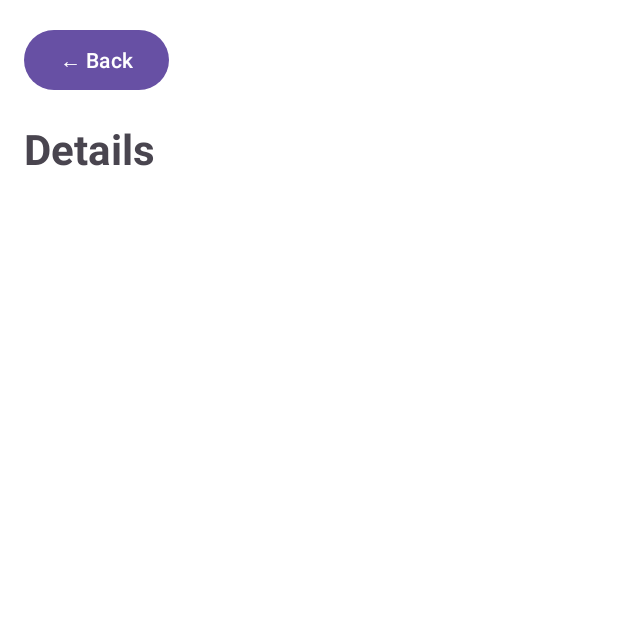
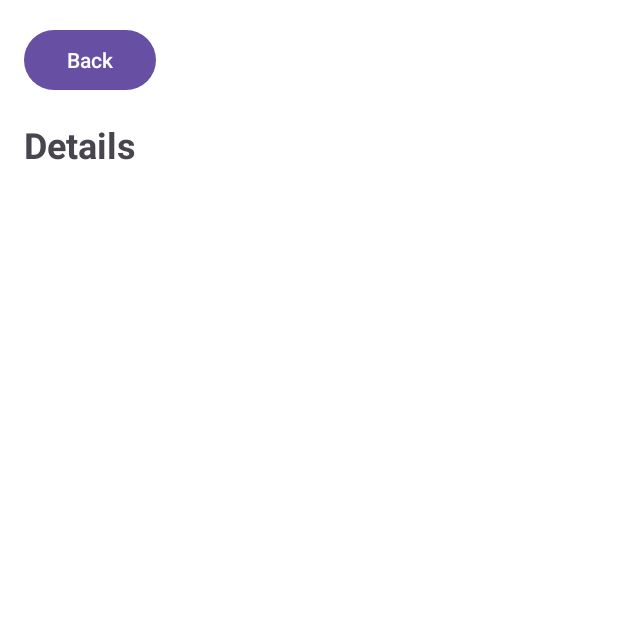
Before and after one commit to Niskarsh-Shrestha/S8090565_Assignment2, an Android app: the DetailActivity screen opened directly, with no data from a screen before it, on a phone screen of 412 x 824 dp, the top half of it. Run offline under Robolectric (Android 15) with nearby library versions, the phone set to English and light mode, and no system bars; 1 statement that could not run was skipped.

Commit message:
changes made.

```diff
--- a/app/src/main/java/com/example/s8090565assignment2/DetailActivity.kt
+++ b/app/src/main/java/com/example/s8090565assignment2/DetailActivity.kt
@@ -20,34 +20,20 @@ class DetailActivity : AppCompatActivity() {
         super.onCreate(savedInstanceState)
         setContentView(R.layout.activity_detail)
 
-        // Add inside onCreate() in DetailActivity.kt
+        val backButton: Button = findViewById(R.id.backButton)
+        backButton.setOnClickListener { finish() }
 
-        val backButton: Button = findViewById(R.id.backButton)
-        backButton.setOnClickListener {
-            finish() // Closes DetailActivity and returns to DashboardActivity
-        }
-
-
-        // Initialize TextView references
-        dishNameText = findViewById(R.id.dishNameText)
-        originText = findViewById(R.id.originText)
-        mainIngredientText = findViewById(R.id.mainIngredientText)
-        mealTypeText = findViewById(R.id.mealTypeText)
-        descriptionText = findViewById(R.id.descriptionText)
-
-        // Get the Dish object passed from the adapter via Intent using Parcelable
         val dish = intent.getParcelableExtra<Dish>("dish")
 
         if (dish != null) {
-            // Populate the TextViews with dish data
-            dishNameText.text = "Dish Name: ${dish.dishName}"
-            originText.text = "Origin: ${dish.origin}"
-            mainIngredientText.text = "Main Ingredient: ${dish.mainIngredient}"
-            mealTypeText.text = "Meal Type: ${dish.mealType}"
-            descriptionText.text = "Description: ${dish.description}"
+            val descriptionText: TextView = findViewById(R.id.descriptionText)
+            val builder = StringBuilder()
+            for ((key, value) in dish.fields) {
+                builder.append("$key: $value\n")
+            }
+            descriptionText.text = builder.toString()
         } else {
-            // Handle the error gracefully
-            Toast.makeText(this, "Failed to load dish details", Toast.LENGTH_SHORT).show()
+            Toast.makeText(this, "Failed to load details", Toast.LENGTH_SHORT).show()
             finish()
         }
     }
--- a/app/src/main/res/layout/activity_detail.xml
+++ b/app/src/main/res/layout/activity_detail.xml
@@ -1,65 +1,69 @@
 <?xml version="1.0" encoding="utf-8"?>
-<LinearLayout xmlns:android="http://schemas.android.com/apk/res/android"
+<ScrollView xmlns:android="http://schemas.android.com/apk/res/android"
     android:layout_width="match_parent"
     android:layout_height="match_parent"
+    android:background="#FFFFFF">
+
+    <LinearLayout
+        android:layout_width="match_parent"
+        android:layout_height="wrap_content"
         android:orientation="vertical"
-    android:padding="16dp"
-    android:background="#FFFFFF">
+        android:padding="16dp">
 
         <!-- Back Button -->
         <Button
             android:id="@+id/backButton"
             android:layout_width="wrap_content"
             android:layout_height="wrap_content"
-        android:text="← Back"
-        android:layout_marginBottom="16dp" />
+            android:text="Back"
+            android:layout_marginBottom="16dp"
+            android:textColor="@android:color/white" />
 
-    <!-- Title: Details -->
+        <!-- Title -->
         <TextView
             android:id="@+id/detailsTitle"
             android:layout_width="wrap_content"
             android:layout_height="wrap_content"
             android:text="Details"
-        android:textSize="28sp"
+            android:textSize="24sp"
             android:textStyle="bold"
-        android:layout_marginBottom="16dp" />
+            android:layout_marginBottom="0dp" />
 
-    <!-- Dish Name -->
+        <!-- Dish Info -->
         <TextView
             android:id="@+id/dishNameText"
             android:layout_width="wrap_content"
             android:layout_height="wrap_content"
-        android:textSize="24sp"
-        android:textStyle="bold"
-        android:layout_marginBottom="8dp" />
+            android:textSize="18sp"
+            android:layout_marginBottom="0dp" />
 
-    <!-- Origin -->
         <TextView
             android:id="@+id/originText"
             android:layout_width="wrap_content"
             android:layout_height="wrap_content"
-        android:layout_marginBottom="8dp" />
+            android:textSize="18sp"
+            android:layout_marginBottom="0dp" />
 
-    <!-- Main Ingredient -->
         <TextView
             android:id="@+id/mainIngredientText"
             android:layout_width="wrap_content"
             android:layout_height="wrap_content"
-        android:layout_marginBottom="8dp" />
+            android:textSize="18sp"
+            android:layout_marginBottom="0dp" />
 
-    <!-- Meal Type -->
         <TextView
             android:id="@+id/mealTypeText"
             android:layout_width="wrap_content"
             android:layout_height="wrap_content"
-        android:layout_marginBottom="8dp" />
+            android:textSize="18sp"
+            android:layout_marginBottom="0dp" />
 
-    <!-- Description -->
         <TextView
             android:id="@+id/descriptionText"
             android:layout_width="wrap_content"
             android:layout_height="wrap_content"
             android:textSize="18sp"
-        android:layout_marginBottom="8dp" />
-
+            android:layout_marginTop="8dp"
+            android:lineSpacingExtra="0dp" />
     </LinearLayout>
+</ScrollView>
```
Also changed, not shown: app/src/main/java/com/example/s8090565assignment2/DashboardActivity.kt (+41 -32 lines), app/src/main/java/com/example/s8090565assignment2/Dish.kt (+18 -34 lines), app/src/main/java/com/example/s8090565assignment2/DishAdapter.kt (+11 -22 lines), app/src/main/res/layout/activity_main.xml (+11 -0 lines). Lines whose indentation alone changed are shown as unchanged.
